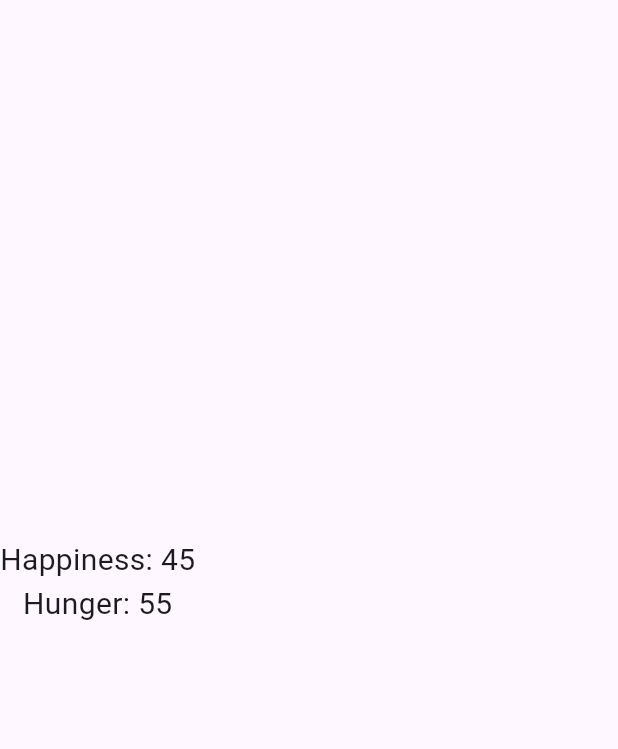
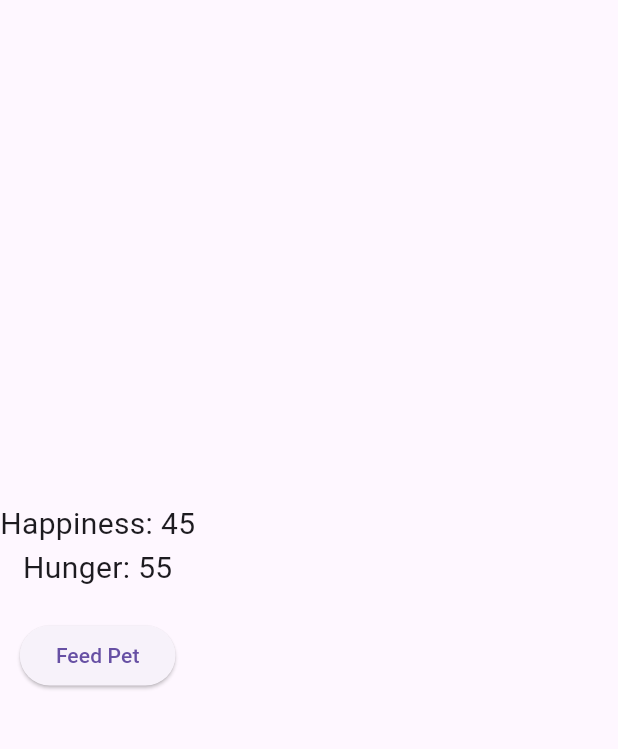
Before and after one commit to JimmyPhanfr/digital_pet_app, a Flutter app: the screen it shows after launch, on a phone screen of 412 x 824 dp, the part 63-812 px from its top. Run offline on Flutter 3.47's test engine with Material 3 defaults, Android fonts, the light colour scheme and no system bars.

Commit message:
Implmented feed pet button

```diff
--- a/new_pet_app_clone/lib/main.dart
+++ b/new_pet_app_clone/lib/main.dart
@@ -70,6 +70,10 @@
           Text("Happiness: $happiness", style: TextStyle(fontSize: 20)),
           Text("Hunger: $hunger", style: TextStyle(fontSize: 20)),
           SizedBox(height: 20),
+          ElevatedButton(
+            onPressed: _feedPet,
+            child: Text("Feed Pet"),
+          ),
         ],
       ),
     );
```
